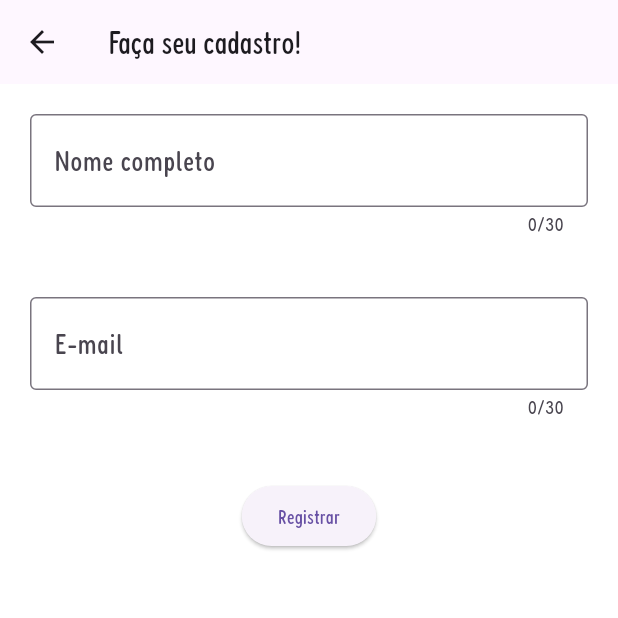
After one commit to Debsmmaia/PixiePlan, a Flutter app: the RegisterPage screen opened directly, on a phone screen of 412 x 824 dp, the top half of it. The commit adds this screen. Run offline on Flutter 3.47's test engine with Material 3 defaults, Android fonts, the phone set to English and light mode, and no system bars.

Commit message:
Criação da página de cadastro de novos usuários e modificação da página de usuário

```diff
--- /dev/null
+++ b/lib/app/presentation/screens/register.dart
@@ -0,0 +1,75 @@
+import 'package:flutter/material.dart';
+import 'profile.dart';
+
+class RegisterPage extends StatefulWidget {
+  const RegisterPage({super.key});
+
+  @override
+  RegisterPageState createState() => RegisterPageState();
+}
+
+class RegisterPageState extends State<RegisterPage> {
+  final TextEditingController _controllerEmail = TextEditingController();
+
+  @override
+  Widget build(BuildContext context) {
+    return Scaffold(
+      appBar: AppBar(
+        title: const Text('Faça seu cadastro!'),
+      ),
+      body: Padding(
+        padding: const EdgeInsets.all(20),
+        child: Column(
+          children: [
+            TextFormField(
+              controller: _controllerEmail,
+              style: const TextStyle(fontSize: 20),
+              decoration: const InputDecoration(
+                hintText: "Nome completo",
+                border: OutlineInputBorder(),
+              ),
+              maxLength: 30,
+            ),
+            const Padding(padding: EdgeInsets.all(20)),
+            TextFormField(
+              controller: _controllerEmail,
+              style: const TextStyle(fontSize: 20),
+              decoration: const InputDecoration(
+                hintText: "E-mail",
+                border: OutlineInputBorder(),
+              ),
+              maxLength: 30,
+            ),
+            const Padding(padding: EdgeInsets.all(20)),
+            ElevatedButton(
+              onPressed: () {
+                Navigator.of(context).pushReplacement(
+                  PageRouteBuilder(
+                    pageBuilder: (context, animation, secondaryAnimation) =>
+                        const ProfilePage(),
+                    transitionsBuilder:
+                        (context, animation, secondaryAnimation, child) {
+                      const begin = Offset(0.0, 1.0);
+                      const end = Offset.zero;
+                      const curve = Curves.ease;
+
+                      var tween = Tween(begin: begin, end: end)
+                          .chain(CurveTween(curve: curve));
+                      var offsetAnimation = animation.drive(tween);
+
+                      return SlideTransition(
+                        position: offsetAnimation,
+                        child: child,
+                      );
+                    },
+                  ),
+                );
+              },
+              child: const Text('Registrar'),
+            ),
+          ],
+        ),
+      ),
+    );
+  }
+}
```
Also changed, not shown: lib/app/presentation/screens/login.dart (+28 -0 lines), lib/app/presentation/screens/profile.dart (+22 -1 lines).
